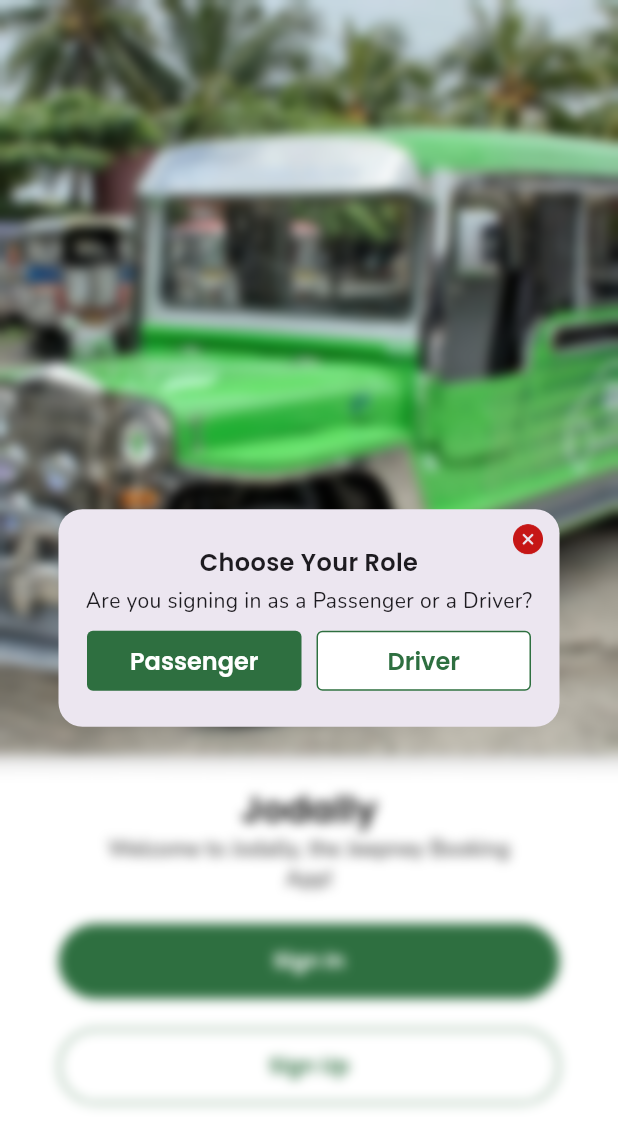
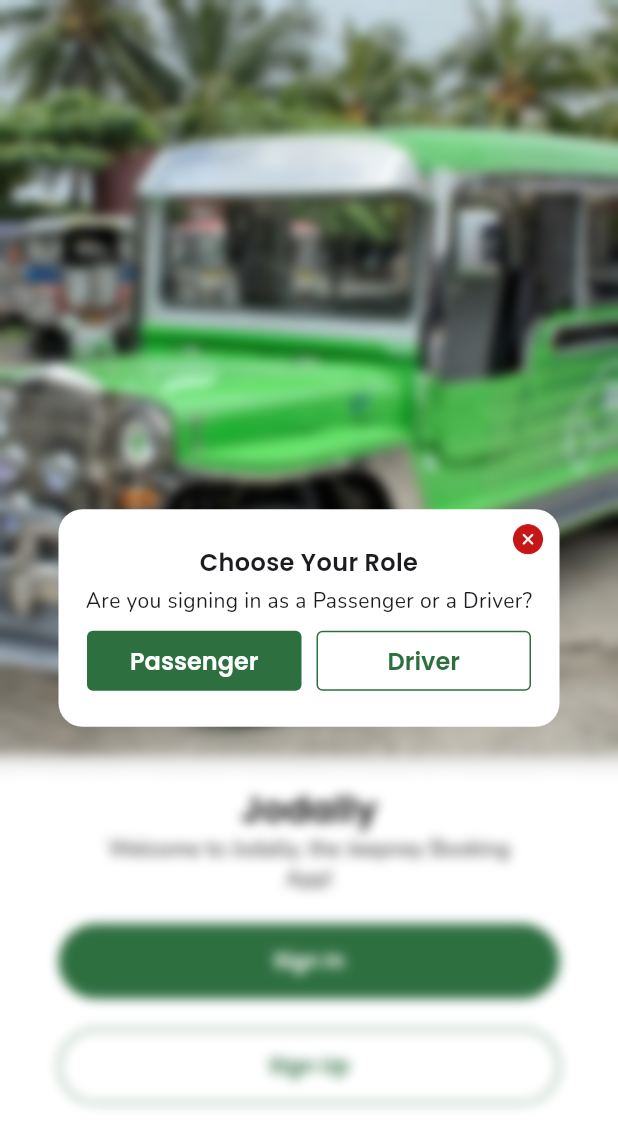
Before and after one commit to jamydevelop/Jodally-Flutter-App, a Flutter app: the screen it shows after launch, after a tap on "Sign In", on a phone screen of 412 x 824 dp. Shown: the top 1148 px of the screen. Run offline on Flutter 3.47's test engine with Material 3 defaults, Android fonts, the phone set to English and light mode, and no system bars.

Commit message:
Change dialog color to white

```diff
--- a/jodally_flutter_app/lib/core/components/welcome_dialog.dart
+++ b/jodally_flutter_app/lib/core/components/welcome_dialog.dart
@@ -11,6 +11,7 @@ class WelcomeDialog extends StatelessWidget {
   @override
   Widget build(BuildContext context) {
     return Dialog(
+      backgroundColor: whitePrimary,
       insetPadding: const EdgeInsets.symmetric(
         horizontal: 24,
       ), // Controls dialog-to-screen spacing
```
